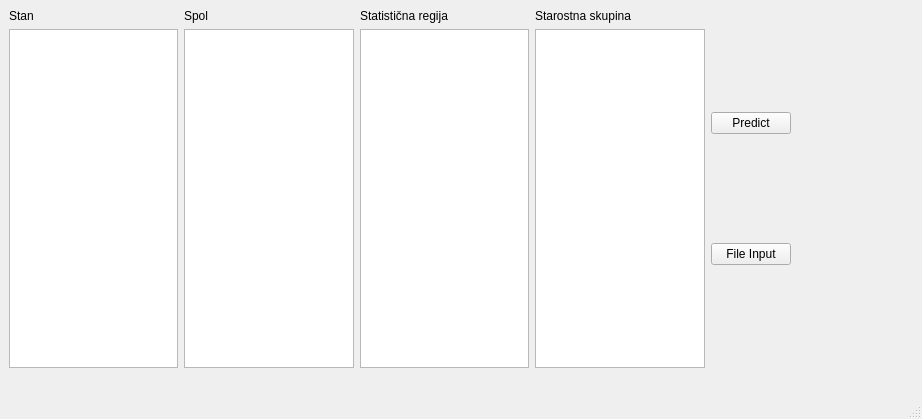
This is deaths.ui in jgombac/ISVUPredictor as Qt 5 draws it before an edit. The edited form follows.
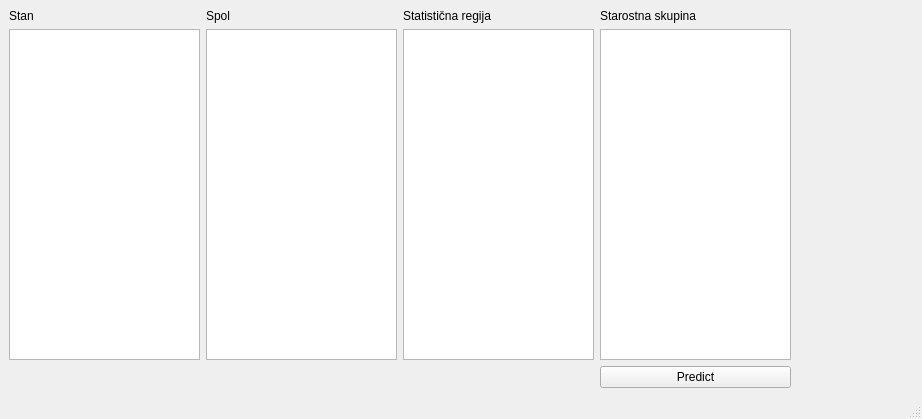
This is the edited form.

The edit to the form file:
```diff
--- a/deaths.ui
+++ b/deaths.ui
@@ -11,7 +11,7 @@
    </rect>
   </property>
   <property name="windowTitle">
-   <string>MainWindow</string>
+   <string>Smrti</string>
   </property>
   <widget class="QWidget" name="centralwidget">
    <property name="maximumSize">
@@ -21,28 +21,10 @@
     </size>
    </property>
    <layout class="QGridLayout" name="gridLayout_2">
-    <item row="0" column="1">
-     <layout class="QVBoxLayout" name="verticalLayout">
-      <item>
-       <widget class="QPushButton" name="predictBtn">
-        <property name="text">
-         <string>Predict</string>
-        </property>
-       </widget>
-      </item>
-      <item>
-       <widget class="QPushButton" name="fileBtn">
-        <property name="text">
-         <string>File Input</string>
-        </property>
-       </widget>
-      </item>
-     </layout>
-    </item>
     <item row="0" column="0">
      <layout class="QGridLayout" name="gridLayout">
-      <item row="1" column="3">
-       <widget class="QListView" name="starostna_skupina"/>
+      <item row="1" column="0">
+       <widget class="QListView" name="stan"/>
       </item>
       <item row="0" column="0">
        <widget class="QLabel" name="label">
@@ -51,6 +33,15 @@
         </property>
        </widget>
       </item>
+      <item row="1" column="1">
+       <widget class="QListView" name="spol"/>
+      </item>
+      <item row="1" column="2">
+       <widget class="QListView" name="statisticna_regija"/>
+      </item>
+      <item row="1" column="3">
+       <widget class="QListView" name="starostna_skupina"/>
+      </item>
       <item row="0" column="2">
        <widget class="QLabel" name="label_3">
         <property name="text">
@@ -58,12 +49,6 @@
         </property>
        </widget>
       </item>
-      <item row="1" column="0">
-       <widget class="QListView" name="stan"/>
-      </item>
-      <item row="1" column="2">
-       <widget class="QListView" name="statisticna_regija"/>
-      </item>
       <item row="0" column="3">
        <widget class="QLabel" name="label_4">
         <property name="text">
@@ -78,18 +63,22 @@
         </property>
        </widget>
       </item>
-      <item row="1" column="1">
-       <widget class="QListView" name="spol"/>
+      <item row="2" column="3">
+       <widget class="QPushButton" name="predictBtn">
+        <property name="text">
+         <string>Predict</string>
+        </property>
+       </widget>
+      </item>
+      <item row="2" column="0" colspan="3">
+       <widget class="QLabel" name="predictionLbl">
+        <property name="text">
+         <string/>
+        </property>
+       </widget>
       </item>
      </layout>
     </item>
-    <item row="1" column="0">
-     <widget class="QLabel" name="predictionLbl">
-      <property name="text">
-       <string/>
-      </property>
-     </widget>
-    </item>
    </layout>
   </widget>
   <widget class="QMenuBar" name="menubar">
```
